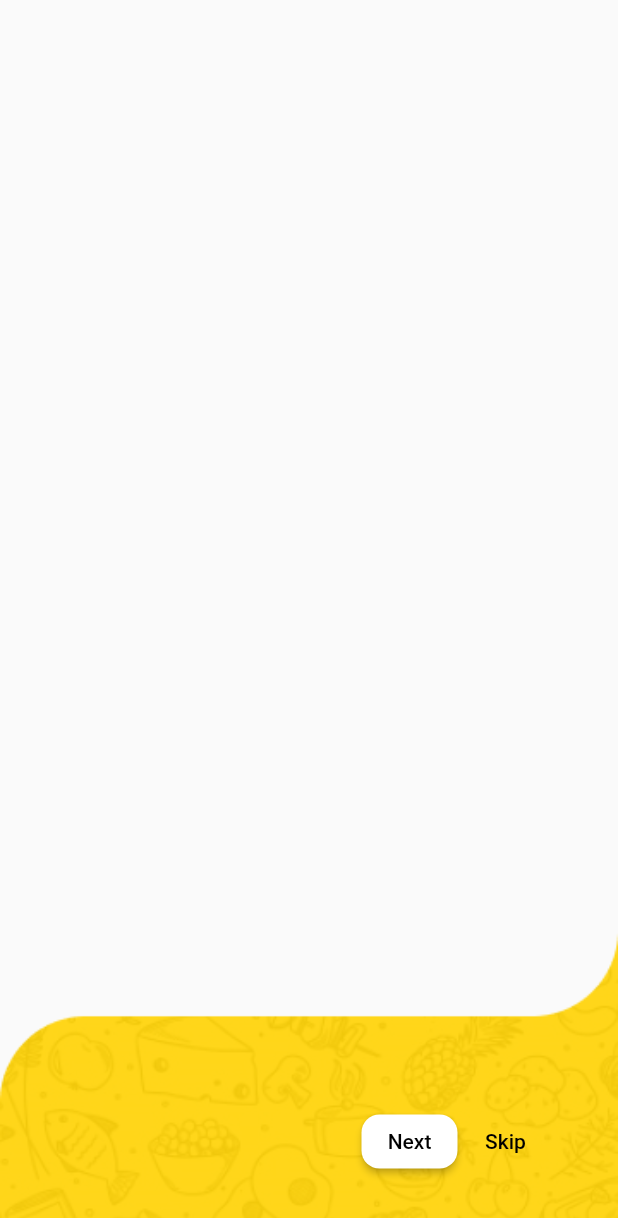
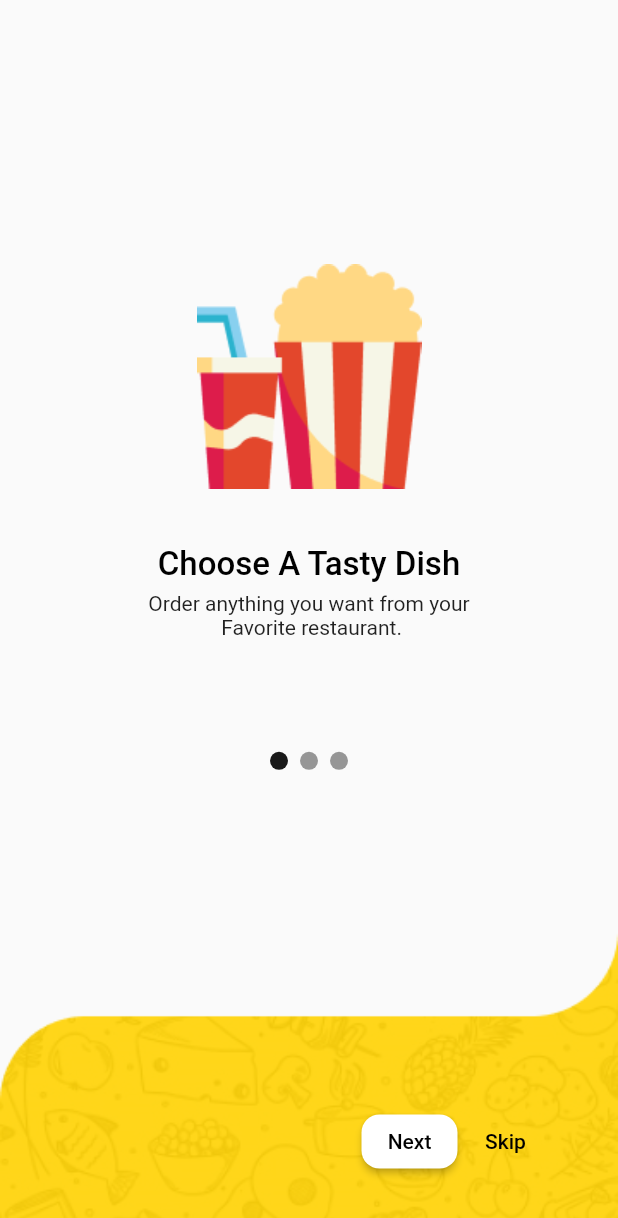
Before and after one commit to nadeeshapathiraja/food_app_class_word, a Flutter app: the screen it shows after launch, on a phone screen of 412 x 824 dp. Shown: the top 1218 px of the screen. Run offline on Flutter 3.47's test engine with Material 2 defaults, Android fonts, the phone set to English and light mode, and no system bars; drawn by our look-alikes of carousel_slider; our stand-ins replace animate_do.

Commit message:
Getting stated page final view

```diff
--- a/lib/screens/splash_screen/getting_started.dart
+++ b/lib/screens/splash_screen/getting_started.dart
@@ -3,6 +3,7 @@
 import 'package:flutter/material.dart';
 import 'package:food_app/utils/app_colors.dart';
 import 'package:food_app/utils/constants.dart';
+import 'package:carousel_slider/carousel_slider.dart';
 
 class GettingStarted extends StatefulWidget {
   const GettingStarted({Key? key}) : super(key: key);
@@ -12,15 +13,98 @@ class GettingStarted extends StatefulWidget {
 }
 
 class _GettingStartedState extends State<GettingStarted> {
+  CarouselController buttonCarouselController = CarouselController();
   @override
   Widget build(BuildContext context) {
     final size = MediaQuery.of(context).size;
+    List list = [1, 2, 3];
+    int _current = 0;
     return Scaffold(
       body: Container(
         child: Column(
           mainAxisAlignment: MainAxisAlignment.end,
           children: [
-            Container(
+            CarouselSlider(
+              options: CarouselOptions(height: size.height / 2),
+              items: list.map((i) {
+                return Builder(
+                  builder: (BuildContext context) {
+                    return Container(
+                      child: Column(
+                        children: [
+                          Image.asset(
+                            Constants.imageAssets("popcorn.png"),
+                          ),
+                          const SizedBox(height: 37.0),
+                          const Text(
+                            "Choose A Tasty Dish",
+                            style: TextStyle(
+                              fontSize: 22.0,
+                              color: fontColor,
+                              fontWeight: FontWeight.w500,
+                            ),
+                          ),
+                          const SizedBox(height: 5.0),
+                          const Text(
+                            "Order anything you want from your\n Favorite restaurant.",
+                            textAlign: TextAlign.center,
+                            style: TextStyle(
+                              fontSize: 14.0,
+                              fontWeight: FontWeight.w400,
+                            ),
+                          ),
+                          const SizedBox(height: 67.0),
+                          //getting stated screen dots
+                          Row(
+                            mainAxisAlignment: MainAxisAlignment.center,
+                            children: list.asMap().entries.map((entry) {
+                              return GestureDetector(
+                                onTap: () => buttonCarouselController
+                                    .animateToPage(entry.key),
+                                child: Container(
+                                  width: 12.0,
+                                  height: 12.0,
+                                  margin: const EdgeInsets.symmetric(
+                                      vertical: 8.0, horizontal: 4.0),
+                                  decoration: BoxDecoration(
+                                      shape: BoxShape.circle,
+                                      color: (Theme.of(context).brightness ==
+                                                  Brightness.dark
+                                              ? Colors.white
+                                              : Colors.black)
+                                          .withOpacity(_current == entry.key
+                                              ? 0.9
+                                              : 0.4)),
+                                ),
+                              );
+                            }).toList(),
+                          ),
+                        ],
+                      ),
+                    );
+                  },
+                );
+              }).toList(),
+            ),
+            BottomSection(size: size),
+          ],
+        ),
+      ),
+    );
+  }
+}
+
+class BottomSection extends StatelessWidget {
+  const BottomSection({
+    Key? key,
+    required this.size,
+  }) : super(key: key);
+
+  final Size size;
+
+  @override
+  Widget build(BuildContext context) {
+    return Container(
       child: Stack(
         children: [
           Image.asset(
@@ -65,10 +149,6 @@ class _GettingStartedState extends State<GettingStarted> {
           ),
         ],
       ),
-            ),
-          ],
-        ),
-      ),
     );
   }
 }
--- a/pubspec.yaml
+++ b/pubspec.yaml
@@ -45,6 +45,7 @@ dev_dependencies:
   # rules and activating additional ones.
   flutter_lints: ^1.0.0
   animate_do: ^2.0.0
+  carousel_slider: ^4.0.0
 
 # For information on the generic Dart part of this file, see the
 # following page: https://dart.dev/tools/pub/pubspec
```
Also changed, not shown: pubspec.lock. Lines whose indentation alone changed are shown as unchanged.
